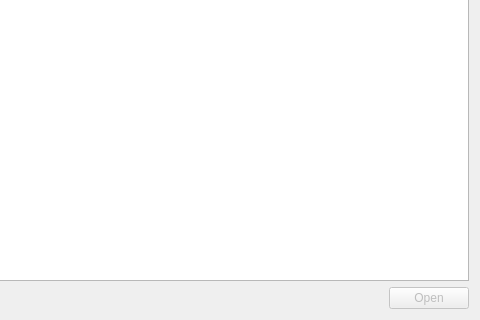
First picture: the form in botfather/gui/botwidgets/botbrowserswidget.ui, repository botfatherio/botfather, before the edit; both pictures show x 187 to 667 and y 115 to 435 of the 667 by 435 pixel window.
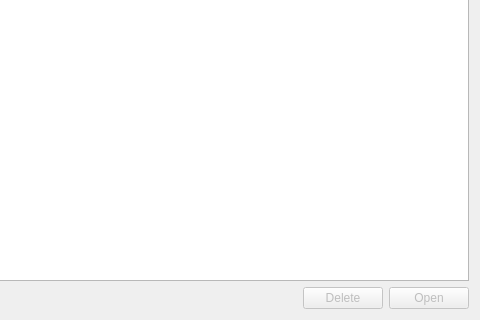
Second picture: the form after the edit.

Commit message: Add a 'Delete' Browser button to the botbrowserwidget

The edit to the form file:
```diff
--- a/botfather/gui/botwidgets/botbrowserswidget.ui
+++ b/botfather/gui/botwidgets/botbrowserswidget.ui
@@ -61,6 +61,16 @@
        </property>
       </spacer>
      </item>
+     <item>
+      <widget class="QPushButton" name="delete_button">
+       <property name="enabled">
+        <bool>false</bool>
+       </property>
+       <property name="text">
+        <string>Delete</string>
+       </property>
+      </widget>
+     </item>
      <item>
       <widget class="QPushButton" name="open_button">
        <property name="enabled">
```
The commit also changes 2 other files.
